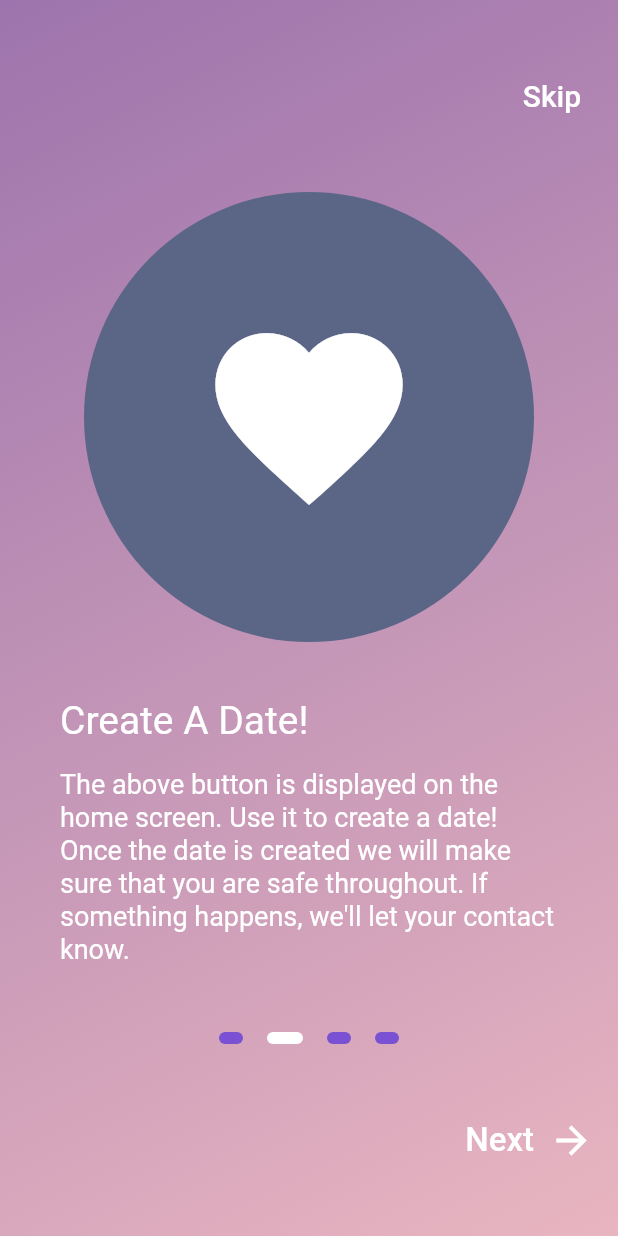
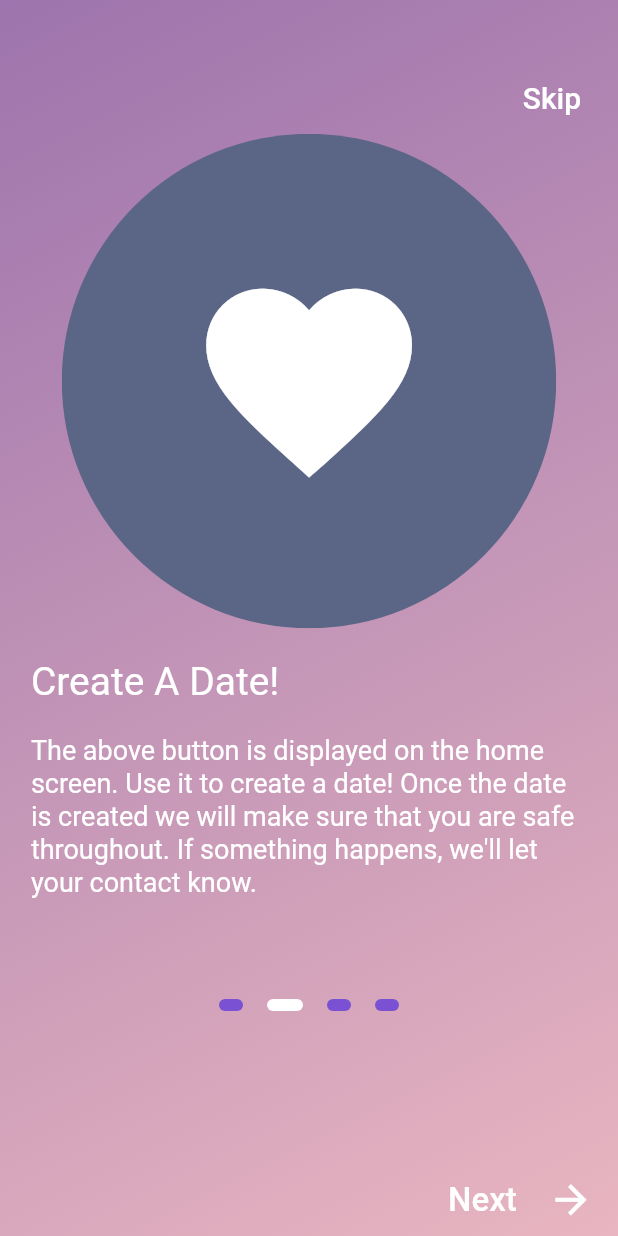
Before and after one commit to Upine-Apps/Snug, a Flutter app: the Walkthrough screen opened directly, swiped to page 2, on a phone screen of 412 x 824 dp. Run offline on Flutter 3.47's test engine with Material 2 defaults, Android fonts, the phone set to English and light mode, and no system bars; our stand-ins replace flutter_conditional_rendering, flutter_dotenv, flutter_spinkit, geolocator, google_maps_flutter, image_picker and 6 more; missing offline and left inert: amazon_cognito_identity_dart_2, emojis, flutter_parsed_text, geolocator_web, gradient_bottom_navigation_bar, otp_screen and 1 more; accounts and stored records are empty.

Commit message:
fixed visual bugs on walkthrough page

```diff
--- a/snug/lib/main.dart
+++ b/snug/lib/main.dart
@@ -61,7 +61,7 @@ class MyApp extends StatelessWidget {
         ],
         child: MaterialApp(
           debugShowCheckedModeBanner: false,
-          home: Authenticate(),
+          home: Walkthrough(),
           theme: AppTheme().lightTheme,
           darkTheme: AppTheme().darkTheme,
           themeMode: themeNotifier.getThemeMode(),
--- a/snug/lib/providers/walkthrough/walkthrough.dart
+++ b/snug/lib/providers/walkthrough/walkthrough.dart
@@ -47,11 +47,13 @@ class _WalkthroughState extends State<Walkthrough> {
                   Theme.of(context).colorScheme.secondary,
                 ])),
             child: Padding(
-                padding: EdgeInsets.symmetric(vertical: 40),
+                padding: EdgeInsets.only(
+                    top: MediaQuery.of(context).size.height * .05),
                 child: Column(
                   crossAxisAlignment: CrossAxisAlignment.stretch,
                   children: <Widget>[
                     Container(
+                      padding: EdgeInsets.all(0),
                       alignment: Alignment.centerRight,
                       child: FlatButton(
                         onPressed: () {
@@ -71,7 +73,7 @@ class _WalkthroughState extends State<Walkthrough> {
                       ),
                     ),
                     Container(
-                      height: 600,
+                      height: MediaQuery.of(context).size.height * .7,
                       child: PageView(
                         physics: ClampingScrollPhysics(),
                         controller: _pageController,
@@ -81,42 +83,56 @@ class _WalkthroughState extends State<Walkthrough> {
                           });
                         },
                         children: <Widget>[
-                          Padding(
-                              padding: EdgeInsets.all(40),
+                          Center(
                             child: Column(
                               crossAxisAlignment: CrossAxisAlignment.start,
                               children: <Widget>[
                                 Center(
                                     child: Image(
                                   image: AssetImage('assets/image/logo1.png'),
-                                    height: 300,
-                                    width: 300,
+                                  height:
+                                      MediaQuery.of(context).size.height * .4,
+                                  width:
+                                      MediaQuery.of(context).size.height * .4,
                                 )),
                                 SizedBox(
-                                    height: 30,
+                                  height:
+                                      MediaQuery.of(context).size.height * .025,
                                 ),
-                                  Text(
+                                Center(
+                                  child: Container(
+                                    width:
+                                        MediaQuery.of(context).size.width * .9,
+                                    child: Text(
                                       'Thanks For Choosing Snug!',
                                       style: TextStyle(
                                         color: Colors.white,
                                         fontSize: 26.0,
-                                        height: 1.5),
+                                      ),
+                                    ),
+                                  ),
                                 ),
                                 SizedBox(
-                                    height: 15,
+                                  height:
+                                      MediaQuery.of(context).size.height * .025,
                                 ),
-                                  Text(
+                                Center(
+                                  child: Container(
+                                    width:
+                                        MediaQuery.of(context).size.width * .9,
+                                    child: Text(
                                       'Before starting let us show you some of our unique features! Our goal is to make sure that you can date freely!',
                                       style: TextStyle(
                                         color: Colors.white,
                                         fontSize: 18,
-                                      height: 1.2,
+                                      ),
+                                    ),
                                   ),
                                 )
                               ],
-                              )),
-                          Padding(
-                              padding: EdgeInsets.all(40),
+                            ),
+                          ),
+                          Center(
                             child: Column(
                               crossAxisAlignment: CrossAxisAlignment.start,
                               children: <Widget>[
@@ -131,11 +147,20 @@ class _WalkthroughState extends State<Walkthrough> {
                                                 .colorScheme
                                                 .primaryVariant,
                                             child: SizedBox(
-                                                width: 300,
-                                                height: 300,
+                                              height: MediaQuery.of(context)
+                                                      .size
+                                                      .height *
+                                                  .4,
+                                              width: MediaQuery.of(context)
+                                                      .size
+                                                      .height *
+                                                  .4,
                                               child: Icon(
                                                 Icons.favorite,
-                                                  size: 150,
+                                                size: MediaQuery.of(context)
+                                                        .size
+                                                        .height *
+                                                    .2,
                                                 color: Colors.white,
                                               ),
                                             ),
@@ -143,30 +168,44 @@ class _WalkthroughState extends State<Walkthrough> {
                                           ))),
                                 ),
                                 SizedBox(
-                                    height: 30,
+                                  height:
+                                      MediaQuery.of(context).size.height * .025,
                                 ),
-                                  Text(
+                                Center(
+                                  child: Container(
+                                    width:
+                                        MediaQuery.of(context).size.width * .9,
+                                    child: Text(
                                       'Create A Date!',
                                       style: TextStyle(
                                         color: Colors.white,
                                         fontSize: 26.0,
-                                        height: 1.5),
+                                      ),
+                                    ),
+                                  ),
                                 ),
                                 SizedBox(
-                                    height: 15,
+                                  height:
+                                      MediaQuery.of(context).size.height * .025,
                                 ),
-                                  Text(
+                                Center(
+                                  child: Container(
+                                    width:
+                                        MediaQuery.of(context).size.width * .9,
+                                    child: Text(
                                       'The above button is displayed on the home screen. Use it to create a date! Once the date is created we will make sure that you are safe throughout. If something happens, we\'ll let your contact know. ',
                                       style: TextStyle(
                                         color: Colors.white,
                                         fontSize: 18,
                                         height: 1.2,
                                       ),
+                                    ),
+                                  ),
                                 )
                               ],
-                              )),
-                          Padding(
-                            padding: EdgeInsets.all(40),
+                            ),
+                          ),
+                          Center(
                             child: Column(
                               crossAxisAlignment: CrossAxisAlignment.start,
                               children: <Widget>[
@@ -181,11 +220,20 @@ class _WalkthroughState extends State<Walkthrough> {
                                                 .colorScheme
                                                 .primaryVariant,
                                             child: SizedBox(
-                                              width: 300,
-                                              height: 300,
+                                              height: MediaQuery.of(context)
+                                                      .size
+                                                      .height *
+                                                  .4,
+                                              width: MediaQuery.of(context)
+                                                      .size
+                                                      .height *
+                                                  .4,
                                               child: Icon(
                                                 Icons.person_add,
-                                                size: 150,
+                                                size: MediaQuery.of(context)
+                                                        .size
+                                                        .height *
+                                                    .2,
                                                 color: Colors.white,
                                               ),
                                             ),
@@ -193,31 +241,43 @@ class _WalkthroughState extends State<Walkthrough> {
                                           ))),
                                 ),
                                 SizedBox(
-                                  height: 30,
+                                  height:
+                                      MediaQuery.of(context).size.height * .025,
                                 ),
-                                Text(
+                                Center(
+                                  child: Container(
+                                    width:
+                                        MediaQuery.of(context).size.width * .9,
+                                    child: Text(
                                       'Create A Contact!',
                                       style: TextStyle(
                                         color: Colors.white,
                                         fontSize: 26.0,
-                                      height: 1.5),
+                                      ),
+                                    ),
+                                  ),
                                 ),
                                 SizedBox(
-                                  height: 15,
+                                  height:
+                                      MediaQuery.of(context).size.height * .025,
                                 ),
-                                Text(
+                                Center(
+                                  child: Container(
+                                    width:
+                                        MediaQuery.of(context).size.width * .9,
+                                    child: Text(
                                       'The above button is displayed on the contact screen. Use it to create your contacts! These are the people that got your back if anything happens.',
                                       style: TextStyle(
                                         color: Colors.white,
                                         fontSize: 18,
-                                    height: 1.2,
+                                      ),
+                                    ),
                                   ),
                                 )
                               ],
                             ),
                           ),
-                          Padding(
-                            padding: EdgeInsets.all(40),
+                          Center(
                             child: Column(
                               crossAxisAlignment: CrossAxisAlignment.start,
                               children: <Widget>[
@@ -232,11 +292,20 @@ class _WalkthroughState extends State<Walkthrough> {
                                                 .colorScheme
                                                 .primaryVariant,
                                             child: SizedBox(
-                                              width: 300,
-                                              height: 300,
+                                              height: MediaQuery.of(context)
+                                                      .size
+                                                      .height *
+                                                  .4,
+                                              width: MediaQuery.of(context)
+                                                      .size
+                                                      .height *
+                                                  .4,
                                               child: Icon(
                                                 Icons.edit,
-                                                size: 150,
+                                                size: MediaQuery.of(context)
+                                                        .size
+                                                        .height *
+                                                    .2,
                                                 color: Colors.white,
                                               ),
                                             ),
@@ -244,24 +313,37 @@ class _WalkthroughState extends State<Walkthrough> {
                                           ))),
                                 ),
                                 SizedBox(
-                                  height: 30,
+                                  height:
+                                      MediaQuery.of(context).size.height * .025,
                                 ),
-                                Text(
+                                Center(
+                                  child: Container(
+                                    width:
+                                        MediaQuery.of(context).size.width * .9,
+                                    child: Text(
                                       'Edit Your Profile!',
                                       style: TextStyle(
                                         color: Colors.white,
                                         fontSize: 26.0,
-                                      height: 1.5),
+                                      ),
+                                    ),
+                                  ),
                                 ),
                                 SizedBox(
-                                  height: 15,
+                                  height:
+                                      MediaQuery.of(context).size.height * .025,
                                 ),
-                                Text(
+                                Center(
+                                  child: Container(
+                                    width:
+                                        MediaQuery.of(context).size.width * .9,
+                                    child: Text(
                                       'The above button is displayed on the profile screen. Use it to edit your profile!',
                                       style: TextStyle(
                                         color: Colors.white,
                                         fontSize: 18,
-                                    height: 1.2,
+                                      ),
+                                    ),
                                   ),
                                 )
                               ],
@@ -270,9 +352,11 @@ class _WalkthroughState extends State<Walkthrough> {
                         ],
                       ),
                     ),
-                    Row(
+                    Container(
+                      child: Row(
                         mainAxisAlignment: MainAxisAlignment.center,
                         children: _buildPageIndicator(),
+                      ),
                     ),
                     _currentPage != _numPages - 1
                         ? Expanded(
@@ -294,12 +378,14 @@ class _WalkthroughState extends State<Walkthrough> {
                                           fontSize: 22.0,
                                         )),
                                     SizedBox(
-                                      width: 10.0,
+                                      width: MediaQuery.of(context).size.width *
+                                          .05,
                                     ),
                                     Icon(
                                       Icons.arrow_forward,
                                       color: Colors.white,
-                                      size: 30,
+                                      size: MediaQuery.of(context).size.width *
+                                          .075,
                                     )
                                   ],
                                 ),
@@ -313,7 +399,7 @@ class _WalkthroughState extends State<Walkthrough> {
         ),
         bottomSheet: _currentPage == _numPages - 1
             ? Container(
-                height: 100,
+                height: MediaQuery.of(context).size.height * .125,
                 width: double.infinity,
                 color: Colors.white,
                 child: GestureDetector(
@@ -324,8 +410,6 @@ class _WalkthroughState extends State<Walkthrough> {
                     );
                   },
                   child: Center(
-                    child: Padding(
-                      padding: EdgeInsets.only(bottom: 30),
                     child: Text(
                       'Get Started!',
                       style: TextStyle(
@@ -335,7 +419,6 @@ class _WalkthroughState extends State<Walkthrough> {
                     ),
                   ),
                 ),
-                ),
               )
             : Text(''));
   }
```
Lines whose indentation alone changed are shown as unchanged.
